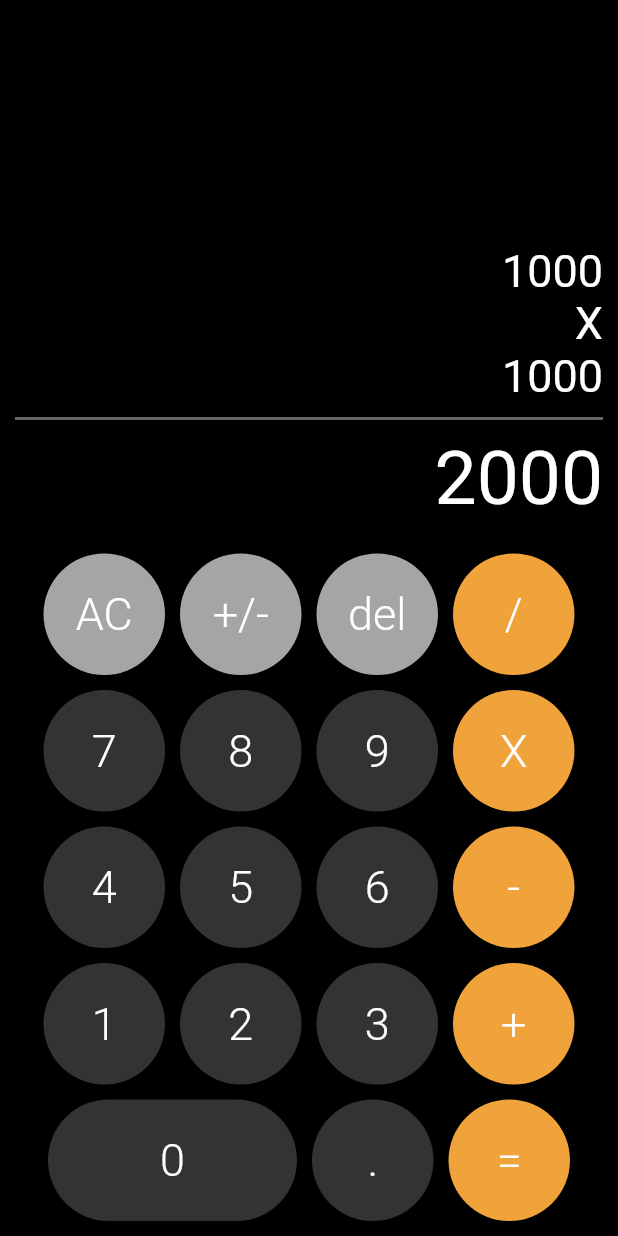
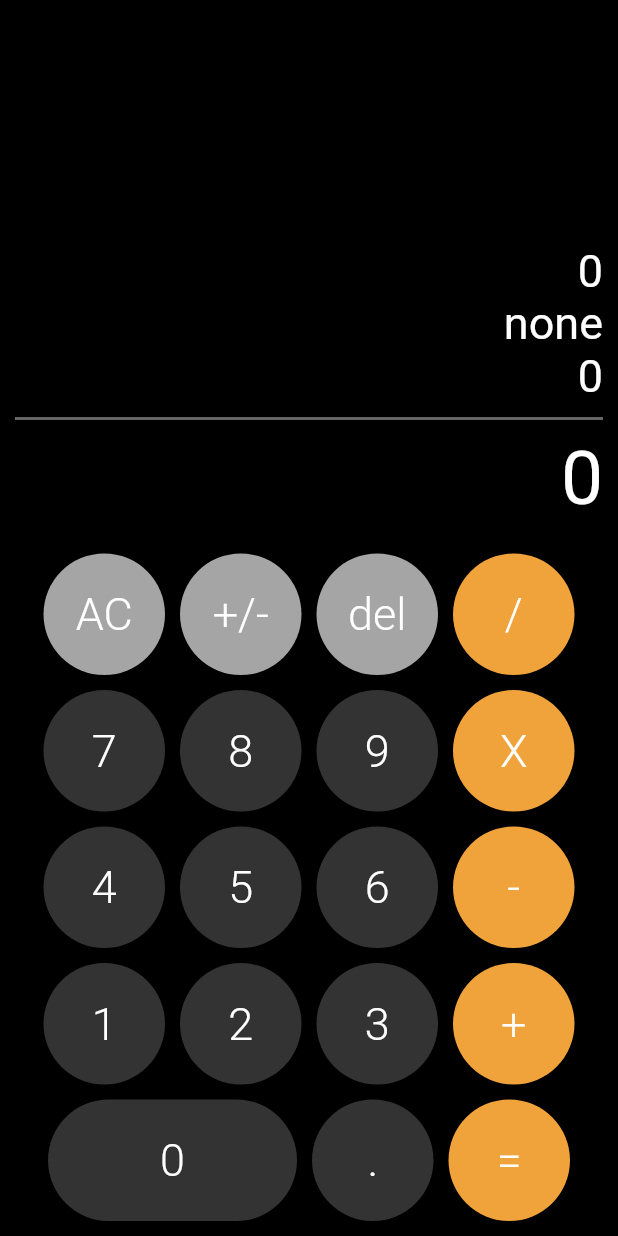
Before and after one commit to Klerith/flutter-calculator, a Flutter app: the screen it shows after launch, after a tap on "AC", on a phone screen of 412 x 824 dp. Run offline on Flutter 3.47's test engine with Material 2 defaults, Android fonts, the light colour scheme and no system bars; our stand-ins replace bloc, flutter_bloc.

Commit message:
Primer video YouTube

```diff
--- /dev/null
+++ b/lib/bloc/calculator/calculator_bloc.dart
@@ -0,0 +1,43 @@
+import 'dart:async';
+
+import 'package:bloc/bloc.dart';
+import 'package:meta/meta.dart';
+
+part 'calculator_event.dart';
+part 'calculator_state.dart';
+
+class CalculatorBloc extends Bloc<CalculatorEvent, CalculatorState> {
+
+  CalculatorBloc() : super(CalculatorState());
+  // Stream<String> retornaString() async* {
+  //   yield 'Hola Mundo';
+  // }
+
+
+
+  @override
+  Stream<CalculatorState> mapEventToState(
+    CalculatorEvent event,
+  ) async* {
+
+      if ( event is ResetAC ) {
+        yield CalculatorState(
+          firstNumber: '0',
+          mathResult: '0',
+          secondNumber: '0',
+          operation: 'none'
+        );
+      } else if ( event is AddNumber ) {
+        yield CalculatorState(
+          firstNumber: '0',
+          secondNumber: '0',
+          operation: 'none',
+          mathResult: (state.mathResult == '0')
+                        ? event.number
+                        : state.mathResult + event.number,
+        );
+      }
+
+
+  }
+}
--- /dev/null
+++ b/lib/bloc/calculator/calculator_event.dart
@@ -0,0 +1,11 @@
+part of 'calculator_bloc.dart';
+
+@immutable
+abstract class CalculatorEvent {}
+
+class ResetAC extends CalculatorEvent{}
+
+class AddNumber extends CalculatorEvent{
+  final String number;
+  AddNumber(this.number);
+}
--- /dev/null
+++ b/lib/bloc/calculator/calculator_state.dart
@@ -0,0 +1,17 @@
+part of 'calculator_bloc.dart';
+
+class CalculatorState {
+
+  final String mathResult;
+  final String firstNumber;
+  final String secondNumber;
+  final String operation;
+
+  CalculatorState({
+    this.mathResult = '30',
+    this.firstNumber = '10',
+    this.secondNumber = '20',
+    this.operation = '+'
+  });
+
+}
--- a/lib/main.dart
+++ b/lib/main.dart
@@ -1,8 +1,24 @@
+import 'package:calculadora/bloc/calculator/calculator_bloc.dart';
 import 'package:calculadora/screens/calculator_screen.dart';
 import 'package:flutter/material.dart';
+import 'package:flutter_bloc/flutter_bloc.dart';
 
 
-void main() => runApp(MyApp());
+void main() => runApp(AppState());
+
+class AppState extends StatelessWidget {
+
+  @override
+  Widget build(BuildContext context) {
+    return MultiBlocProvider(
+      providers: [
+        BlocProvider<CalculatorBloc>(create: ( _ ) => CalculatorBloc() )
+      ],
+      child: MyApp()
+    );
+  }
+}
+
 
 class MyApp extends StatelessWidget {
   @override
--- a/lib/screens/calculator_screen.dart
+++ b/lib/screens/calculator_screen.dart
@@ -1,14 +1,20 @@
 import 'package:flutter/material.dart';
+import 'package:flutter_bloc/flutter_bloc.dart';
+
+import 'package:calculadora/bloc/calculator/calculator_bloc.dart';
+
+import 'package:calculadora/widgets/results_labels.dart';
 import 'package:calculadora/widgets/calc_button.dart';
-import 'package:calculadora/widgets/line_separator.dart';
-import 'package:calculadora/widgets/main_result.dart';
-import 'package:calculadora/widgets/sub_result.dart';
+
 
 
 class CalculatorScreen extends StatelessWidget {
 
   @override
   Widget build(BuildContext context) {
+
+    final calculatorBloc = BlocProvider.of<CalculatorBloc>(context);
+
     return Scaffold(
       body: SafeArea(
         child: Container(
@@ -20,11 +26,7 @@ class CalculatorScreen extends StatelessWidget {
                 child: Container(),
               ),
 
-              SubResult( text: '1000' ),
-              SubResult( text: 'X' ),
-              SubResult( text: '1000' ),
-              LineSeparator(),
-              MainResultText( text: '2000' ),
+              ResultsLabels(),
 
               Row(
                 mainAxisAlignment: MainAxisAlignment.center,
@@ -32,7 +34,7 @@ class CalculatorScreen extends StatelessWidget {
                   CalculatorButton(
                     text: 'AC',
                     bgColor: Color(0xffA5A5A5 ),
-                    onPressed: () => print('AC'),
+                    onPressed: () => calculatorBloc.add( ResetAC() )  ,
                   ),
                   CalculatorButton(
                     text: '+/-',
@@ -57,15 +59,15 @@ class CalculatorScreen extends StatelessWidget {
                 children: [
                   CalculatorButton(
                     text: '7',
-                    onPressed: () => print('7'),
+                    onPressed: () => calculatorBloc.add( AddNumber('7') ),
                   ),
                   CalculatorButton(
                     text: '8',
-                    onPressed: () => print('8'),
+                    onPressed: () => calculatorBloc.add( AddNumber('8') ),
                   ),
                   CalculatorButton(
                     text: '9',
-                    onPressed: () => print('9'),
+                    onPressed: () => calculatorBloc.add( AddNumber('9') ),
                   ),
                   CalculatorButton(
                     text: 'X',
--- /dev/null
+++ b/lib/widgets/results_labels.dart
@@ -0,0 +1,27 @@
+import 'package:flutter/material.dart';
+import 'package:flutter_bloc/flutter_bloc.dart';
+
+import 'package:calculadora/bloc/calculator/calculator_bloc.dart';
+
+import 'line_separator.dart';
+import 'main_result.dart';
+import 'sub_result.dart';
+
+class ResultsLabels extends StatelessWidget {
+  @override
+  Widget build(BuildContext context) {
+    return BlocBuilder<CalculatorBloc, CalculatorState>(
+      builder: (context, state) {
+        return Column(
+          children: [
+            SubResult(text: state.firstNumber ),
+            SubResult(text: state.operation ),
+            SubResult(text: state.secondNumber ),
+            LineSeparator(),
+            MainResultText(text: state.mathResult ),
+          ],
+        );
+      },
+    );
+  }
+}
```
